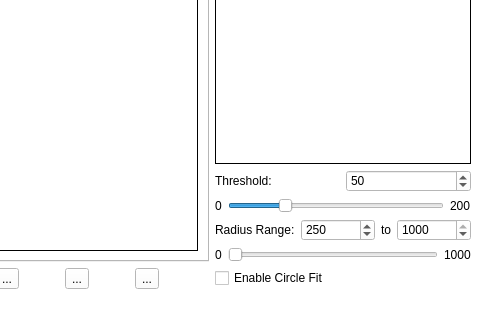
Old version of the form imageAnalysis/PyQt-Image-Viewer/main.ui in the repository rbehal/CMED-Image-Analysis; both pictures show x 687 to 1167 and y 422 to 742 of the 1167 by 742 pixel window.
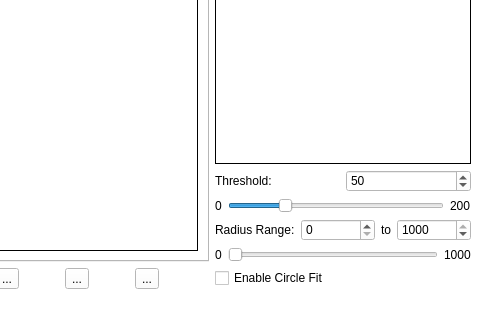
New version of the form. Icons and pictures are not drawn. Custom widgets are drawn as their Qt base class.

```diff
--- a/imageAnalysis/PyQt-Image-Viewer/main.ui
+++ b/imageAnalysis/PyQt-Image-Viewer/main.ui
@@ -333,7 +333,7 @@
            <number>5</number>
           </property>
           <property name="value">
-           <number>250</number>
+           <number>0</number>
           </property>
          </widget>
         </item>
```
Left out of the diff: 4 changed lines with no effect on the pictures.
